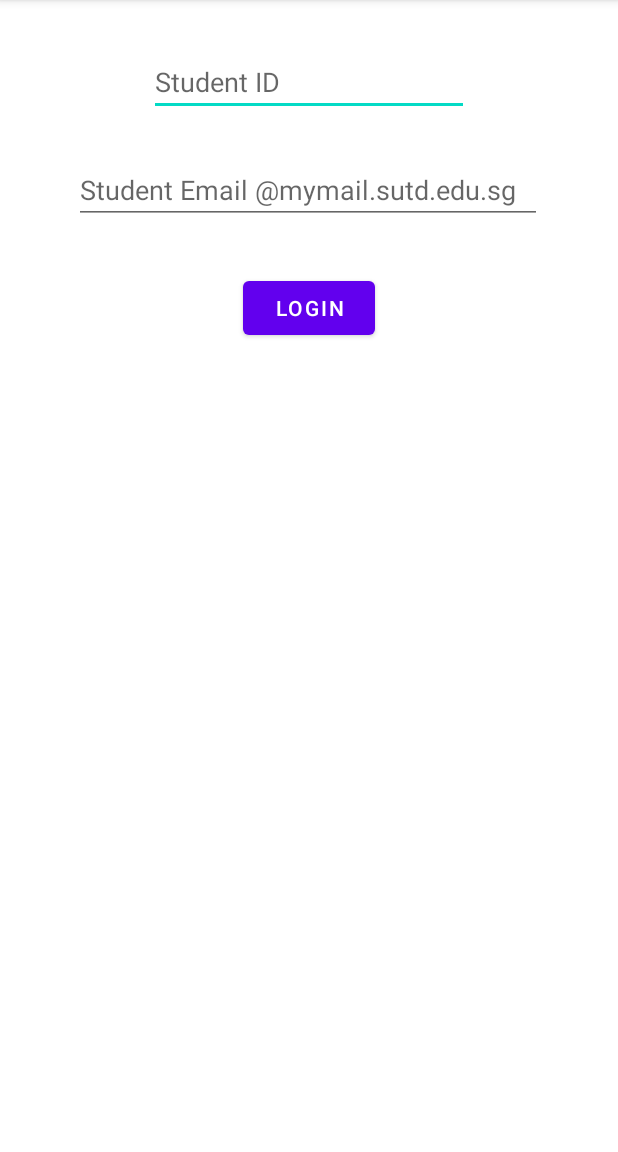
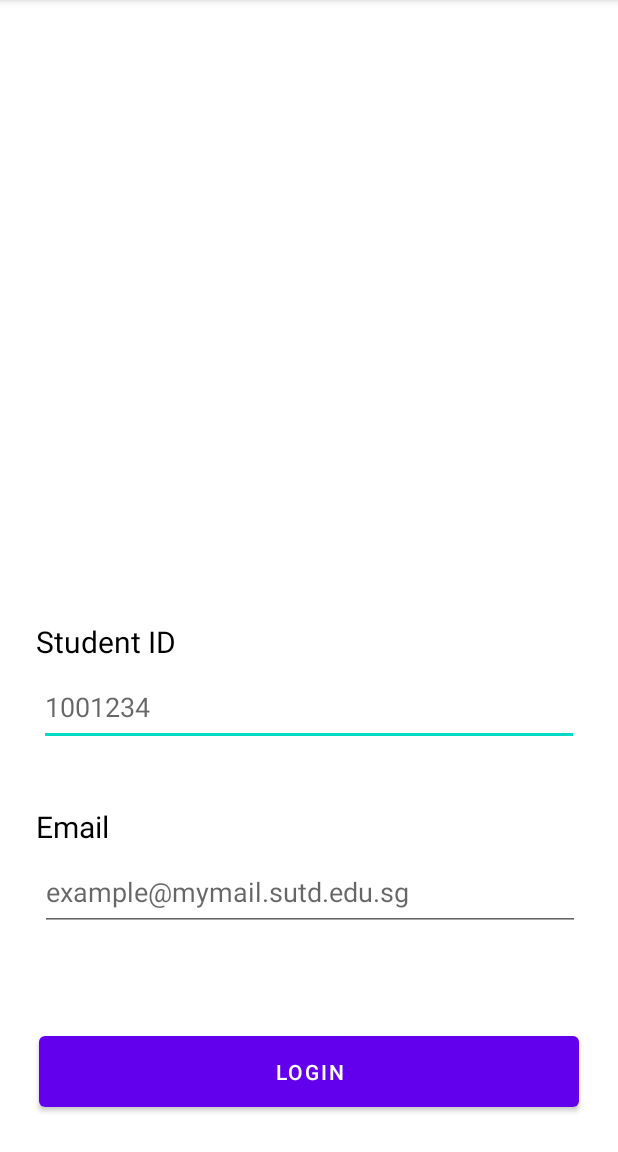
Before and after one commit to JWIGGS/ToolTrack, an Android app: the screen it shows after launch (LoginActivity), on a phone screen of 412 x 824 dp, the part 84-1236 px from its top. Run offline under Robolectric (Android 15) with nearby library versions, the light colour scheme and no system bars.

Commit message:
prettier login activity

```diff
--- a/app/src/main/java/com/stuff/tooltrack/LoginActivity.java
+++ b/app/src/main/java/com/stuff/tooltrack/LoginActivity.java
@@ -7,12 +7,14 @@ import android.os.Bundle;
 import android.view.View;
 import android.widget.Button;
 import android.widget.EditText;
+import android.widget.TextView;
 
 public class LoginActivity extends AppCompatActivity {
 
     EditText editTextStudentID;
     EditText editTextStudentEmail;
     Button buttonLogin;
+    TextView textViewError;
 
 
     @Override
@@ -23,6 +25,7 @@ public class LoginActivity extends AppCompatActivity {
         editTextStudentID = findViewById(R.id.editTextStudentID);
         editTextStudentEmail = findViewById(R.id.editTextStudentEmail);
         buttonLogin = findViewById(R.id.buttonLogin);
+        textViewError = findViewById(R.id.textViewError);
 
     }
 
--- a/app/src/main/res/layout/activity_login.xml
+++ b/app/src/main/res/layout/activity_login.xml
@@ -8,37 +8,72 @@
 
     <EditText
         android:id="@+id/editTextStudentID"
-        android:layout_width="wrap_content"
-        android:layout_height="wrap_content"
-        android:layout_marginTop="32dp"
+        android:layout_width="360dp"
+        android:layout_height="52dp"
+        android:layout_marginBottom="40dp"
         android:ems="10"
-        android:hint="Student ID"
+        android:hint="1001234"
         android:inputType="number"
+        app:layout_constraintBottom_toTopOf="@+id/textViewStudentEmail"
         app:layout_constraintEnd_toEndOf="parent"
-        app:layout_constraintStart_toStartOf="parent"
-        app:layout_constraintTop_toTopOf="parent" />
+        app:layout_constraintStart_toStartOf="parent" />
 
     <EditText
         android:id="@+id/editTextStudentEmail"
-        android:layout_width="312dp"
-        android:layout_height="40dp"
-        android:layout_marginTop="32dp"
+        android:layout_width="360dp"
+        android:layout_height="52dp"
+        android:layout_marginBottom="64dp"
         android:ems="10"
-        android:hint="Student Email @mymail.sutd.edu.sg"
+        android:hint="example@mymail.sutd.edu.sg"
         android:inputType="textEmailAddress"
+        app:layout_constraintBottom_toTopOf="@+id/buttonLogin"
         app:layout_constraintEnd_toEndOf="parent"
-        app:layout_constraintHorizontal_bias="0.494"
-        app:layout_constraintStart_toStartOf="parent"
-        app:layout_constraintTop_toBottomOf="@+id/editTextStudentID" />
+        app:layout_constraintHorizontal_bias="0.509"
+        app:layout_constraintStart_toStartOf="parent" />
 
     <Button
         android:id="@+id/buttonLogin"
+        android:layout_width="360dp"
+        android:layout_height="59dp"
+        android:layout_marginBottom="24dp"
+        android:onClick="onButtonLoginPressed"
+        android:text="Login"
+        app:layout_constraintBottom_toBottomOf="parent"
+        app:layout_constraintEnd_toEndOf="parent"
+        app:layout_constraintStart_toStartOf="parent" />
+
+    <TextView
+        android:id="@+id/textViewStudentEmail"
         android:layout_width="wrap_content"
         android:layout_height="wrap_content"
-        android:layout_marginTop="32dp"
-        android:onClick="onButtonLoginPressed"
-        android:text="Login"
+        android:layout_marginStart="24dp"
+        android:layout_marginBottom="4dp"
+        android:text="Email"
+        android:textColor="@color/black"
+        android:textSize="20sp"
+        app:layout_constraintBottom_toTopOf="@+id/editTextStudentEmail"
+        app:layout_constraintStart_toStartOf="parent" />
+
+    <TextView
+        android:id="@+id/textViewStudentID"
+        android:layout_width="wrap_content"
+        android:layout_height="wrap_content"
+        android:layout_marginStart="24dp"
+        android:layout_marginBottom="4dp"
+        android:text="Student ID"
+        android:textColor="@color/black"
+        android:textSize="20sp"
+        app:layout_constraintBottom_toTopOf="@+id/editTextStudentID"
+        app:layout_constraintStart_toStartOf="parent" />
+
+    <TextView
+        android:id="@+id/textViewError"
+        android:layout_width="205dp"
+        android:layout_height="33dp"
+        android:gravity="center"
+        app:layout_constraintBottom_toTopOf="@+id/buttonLogin"
         app:layout_constraintEnd_toEndOf="parent"
         app:layout_constraintStart_toStartOf="parent"
         app:layout_constraintTop_toBottomOf="@+id/editTextStudentEmail" />
+
 </androidx.constraintlayout.widget.ConstraintLayout>
```
